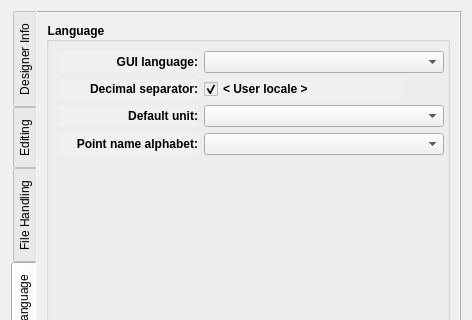
The window that src/app/seamly2d/dialogs/configpages/preferencesconfigurationpage.ui (FashionFreedom/Seamly2D) describes before a commit, drawn with Qt 5; both pictures show x 0 to 472 and y 0 to 320 of the 472 by 572 pixel window.
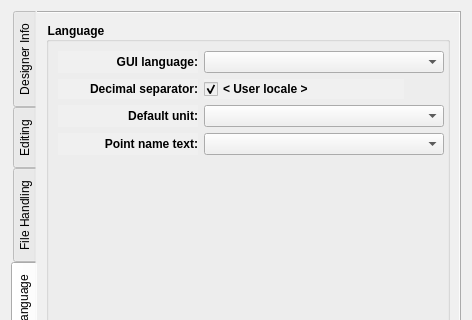
The same window after the commit. Custom widgets are drawn as their Qt base class.

Commit message: feat: "point name alphabet" combobox renamed "point name text" combobox

What changed in the file:
```diff
--- a/src/app/seamly2d/dialogs/configpages/preferencesconfigurationpage.ui
+++ b/src/app/seamly2d/dialogs/configpages/preferencesconfigurationpage.ui
@@ -1359,7 +1359,7 @@
                </font>
               </property>
               <property name="text">
-               <string>Point name alphabet:</string>
+               <string>Point name text:</string>
               </property>
               <property name="alignment">
                <set>Qt::AlignRight|Qt::AlignTrailing|Qt::AlignVCenter</set>
```
